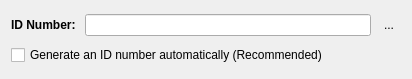
This is ui/widgets/entityedit.ui in amirmohsen1384/isfahan-sis as Qt 5 draws it before an edit. The edited form follows.
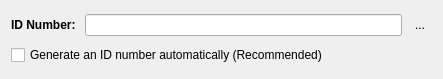
This is the edited form. Icons and pictures are not drawn.

Commit message: Added some features to entity edit

The edit to the form file:
```diff
--- a/ui/widgets/entityedit.ui
+++ b/ui/widgets/entityedit.ui
@@ -6,7 +6,7 @@
    <rect>
     <x>0</x>
     <y>0</y>
-    <width>412</width>
+    <width>443</width>
     <height>79</height>
    </rect>
   </property>
```
Left out of the diff: 33 changed lines with no effect on the pictures. The commit also changes 2 other files.
